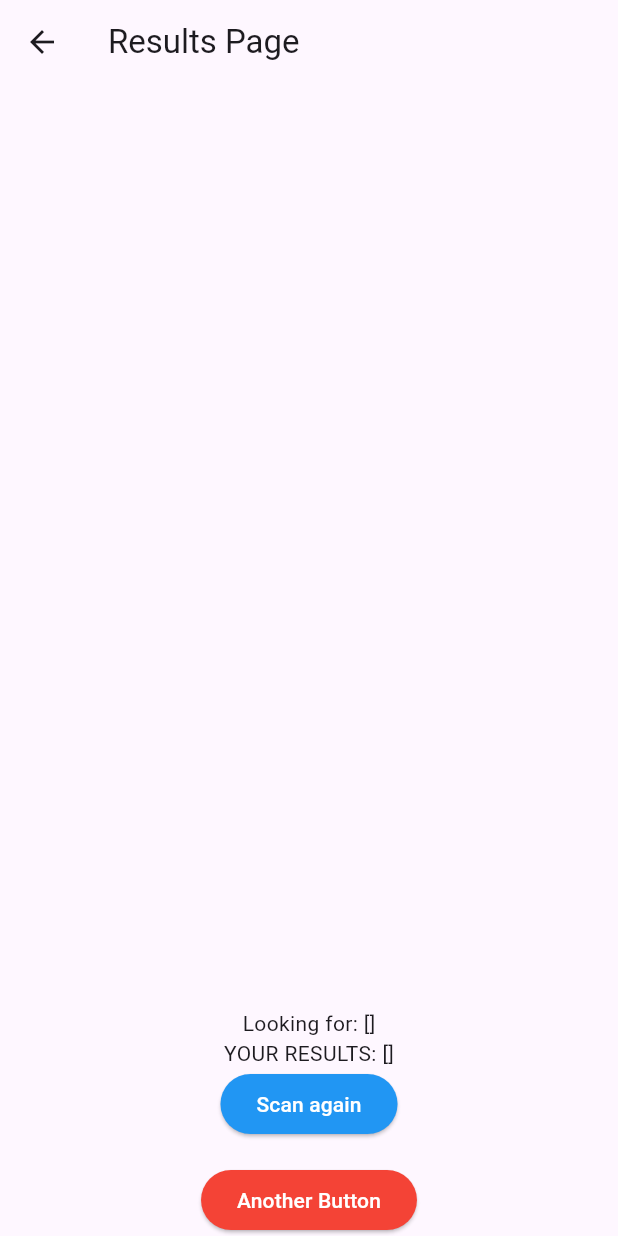
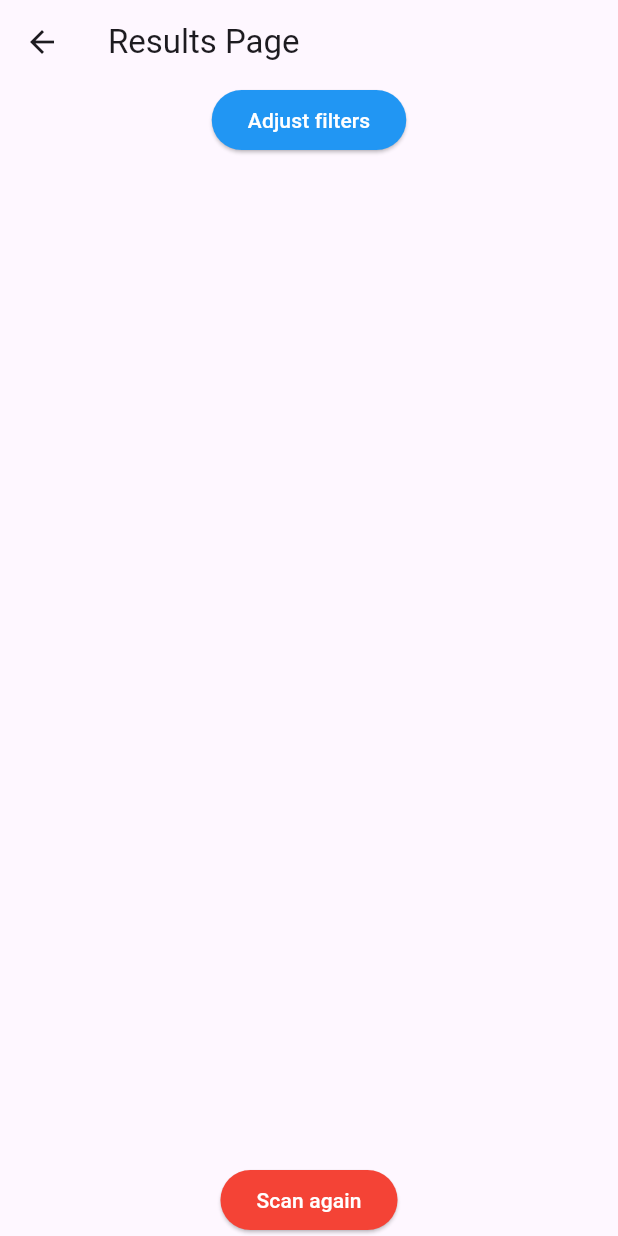
Before and after one commit to DylanBozarth/whats-in-my-food, a Flutter app: the ResultsPage screen opened directly with empty values, on a phone screen of 412 x 824 dp. Run offline on Flutter 3.47's test engine with Material 3 defaults, Android fonts, the phone set to English and light mode, and no system bars; missing offline and left inert: simple_barcode_scanner.

Commit message:
category bug

```diff
--- a/lib/components/toggles.dart
+++ b/lib/components/toggles.dart
@@ -25,8 +25,7 @@ class _ToggleSwitchState extends State<ToggleSwitch> {
 
   @override
   Widget build(BuildContext context) {
-    return Container(
-      child: Column(
+    return Column(
       children: [
         Switch(
           value: isSwitched,
@@ -39,7 +38,6 @@ class _ToggleSwitchState extends State<ToggleSwitch> {
             } else {
               lookingForThings.remove(widget.passedName);
             }
-              print(lookingForThings);
           },
           activeTrackColor: Colors.lightGreenAccent,
           activeColor: Colors.green,
@@ -52,7 +50,6 @@ class _ToggleSwitchState extends State<ToggleSwitch> {
           ),
         ),
       ],
-      ),
     );
   }
 }
--- a/lib/results_page.dart
+++ b/lib/results_page.dart
@@ -16,6 +16,7 @@ class ResultsPage extends StatelessWidget {
   Map<String, List<String>> categorizeResults(List<String> passedResults,
       List<Map<String, List<String>>> keywordLists) {
     Map<String, List<String>> categorizedResults = {};
+    categorizedResults.clear(); // prevent cacheing of categories
     for (var map in keywordLists) {
       map.forEach((key, _) => categorizedResults[key] = []);
     }
@@ -29,6 +30,7 @@ class ResultsPage extends StatelessWidget {
         });
       }
     }
+    print(passedResults);
     print(categorizedResults);
     return categorizedResults;
   }
@@ -44,6 +46,24 @@ class ResultsPage extends StatelessWidget {
       ),
       body: Column(
         children: [
+          ElevatedButton(
+            onPressed: () async {
+              await Navigator.push(
+                context,
+                MaterialPageRoute(
+                  builder: (context) => const HomePage(),
+                ),
+              );
+            },
+            style: ElevatedButton.styleFrom(
+              backgroundColor: Colors.blue,
+              foregroundColor: Colors.white,
+            ),
+            child: const Text(
+              'Adjust filters',
+              style: TextStyle(color: Colors.white),
+            ),
+          ),
           Expanded(
             child: ListView(
               children: categorizedResults.entries
@@ -76,26 +96,17 @@ class ResultsPage extends StatelessWidget {
             child: Column(
               mainAxisAlignment: MainAxisAlignment.center,
               children: [
-                Text("Looking for: $lookingForThings"),
-                Text('YOUR RESULTS: $passedResults'),
-              ],
-            ),
-          ),
-          Center(
-            child: Column(
-              mainAxisAlignment: MainAxisAlignment.center,
-              children: [
+                //Text("Looking for: $lookingForThings"),
+                //Text('YOUR RESULTS: $passedResults'),
+                const SizedBox(
+                    height: 16), // Add some spacing between the buttons
                 ElevatedButton(
-                  onPressed: () async {
-                    await Navigator.push(
-                      context,
-                      MaterialPageRoute(
-                        builder: (context) => const HomePage(),
-                      ),
-                    );
+                  onPressed: () {
+                    // Add onPressed logic for the second button'
+                    print("scan again");
                   },
                   style: ElevatedButton.styleFrom(
-                    backgroundColor: Colors.blue,
+                    backgroundColor: Colors.red,
                     foregroundColor: Colors.white,
                   ),
                   child: const Text(
@@ -103,21 +114,6 @@ class ResultsPage extends StatelessWidget {
                     style: TextStyle(color: Colors.white),
                   ),
                 ),
-                SizedBox(height: 16), // Add some spacing between the buttons
-                ElevatedButton(
-                  onPressed: () {
-                    // Add onPressed logic for the second button
-                  },
-                  style: ElevatedButton.styleFrom(
-                    backgroundColor: Colors.red,
-                    foregroundColor: Colors.white,
-                  ),
-                  child: const Text(
-                    'Another Button',
-                    style: TextStyle(color: Colors.white),
-                  ),
-                ),
-                // Add more children as needed
               ],
             ),
           ),
```
Also changed, not shown: lib/main.dart (+9 -6 lines). Lines whose indentation alone changed are shown as unchanged.
